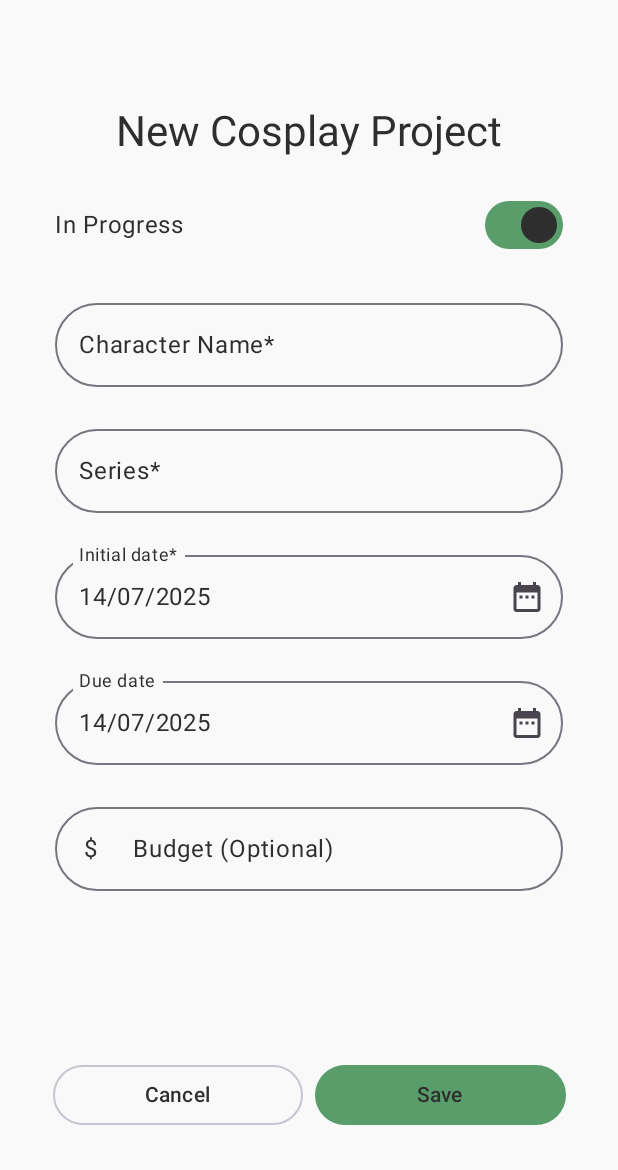
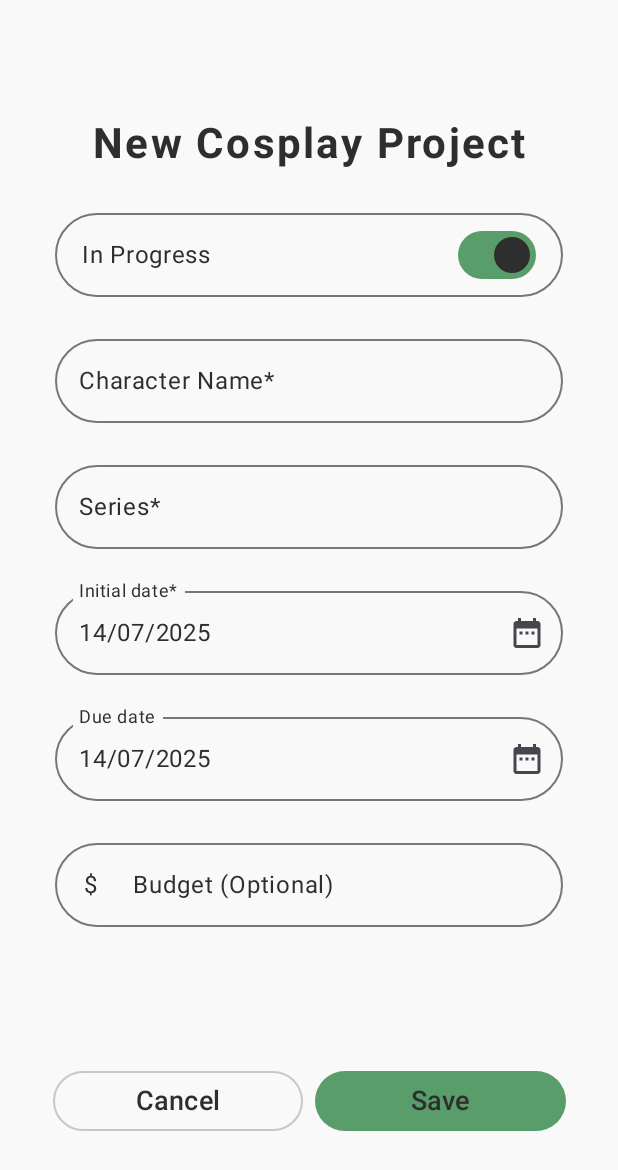
Before and after one commit to SebastianNowak01/ConQuest, an Android app built with Jetpack Compose: the NewCosplayScreen screen opened through its navigation route, on a phone screen of 412 x 824 dp. Shown: the top 1170 px of the screen. Run offline under Robolectric (Android 15) with nearby library versions, the phone set to English and light mode, and no system bars; our stand-ins replace Room's generated code.

Commit message:
5: add intial display of the list of cosplays, improve styling of new cosplay screen

```diff
--- a/app/src/main/java/com/example/conquest/screens/MainScreen.kt
+++ b/app/src/main/java/com/example/conquest/screens/MainScreen.kt
@@ -1,54 +1,62 @@
 package com.example.conquest.screens
 
-import androidx.compose.foundation.layout.Arrangement
-import androidx.compose.foundation.layout.Column
-import androidx.compose.foundation.layout.Spacer
-import androidx.compose.foundation.layout.fillMaxSize
-import androidx.compose.foundation.layout.fillMaxWidth
-import androidx.compose.foundation.layout.height
-import androidx.compose.material3.Button
+import androidx.compose.foundation.border
+import androidx.compose.foundation.layout.*
+import androidx.compose.foundation.lazy.LazyColumn
+import androidx.compose.foundation.lazy.itemsIndexed
+import androidx.compose.foundation.shape.RoundedCornerShape
+import androidx.compose.material3.Card
+import androidx.compose.material3.CardDefaults
+import androidx.compose.material3.MaterialTheme
 import androidx.compose.material3.Text
-import androidx.compose.material3.TextField
 import androidx.compose.runtime.Composable
+import androidx.compose.runtime.collectAsState
 import androidx.compose.runtime.getValue
-import androidx.compose.runtime.mutableStateOf
-import androidx.compose.runtime.remember
-import androidx.compose.runtime.setValue
-import androidx.compose.ui.Alignment
+import androidx.lifecycle.viewmodel.compose.viewModel
+import androidx.navigation.NavController
+import com.example.conquest.CosplayViewModel
+import kotlinx.serialization.Serializable
 import androidx.compose.ui.Modifier
 import androidx.compose.ui.unit.dp
-import androidx.navigation.NavController
-import kotlinx.serialization.Serializable
+import androidx.compose.ui.text.font.FontWeight
 
 @Serializable
 object MainScreen
 
 @Composable
 fun MainScreen(navController: NavController) {
-    var text by remember {
-        mutableStateOf("")
-    }
+    val cosplayViewModel: CosplayViewModel = viewModel()
+    val cosplays by cosplayViewModel.allCosplays.collectAsState()
 
-    Column(
-        modifier = Modifier.fillMaxSize(),
-        verticalArrangement = Arrangement.Center,
-        horizontalAlignment = Alignment.CenterHorizontally
+    LazyColumn(
+        modifier = Modifier
+            .fillMaxSize()
+            .padding(16.dp),
+        verticalArrangement = Arrangement.spacedBy(18.dp)
     ) {
-        TextField(value = text, onValueChange = {
-            text = it
-        },
-            modifier = Modifier.fillMaxWidth()
-        )
-        Spacer(modifier = Modifier.height(8.dp))
-        Button(onClick = {
-            navController.navigate(SettingsScreenParams(
-                name = text,
-                age = 25
-            ))
-        },
-            modifier = Modifier.align(Alignment.End)) {
-            Text(text = "To Detail Screen")
+        itemsIndexed(cosplays) { index, cosplay ->
+            Card(
+                modifier = Modifier.fillMaxWidth()
+                    .border(
+                        width = 1.dp,
+                        color = MaterialTheme.colorScheme.outline,
+                        shape = RoundedCornerShape(24.dp)
+                    ),
+                colors = CardDefaults.cardColors(containerColor = MaterialTheme.colorScheme.background),
+                elevation = CardDefaults.cardElevation(defaultElevation = 4.dp),
+                shape = RoundedCornerShape(32.dp)
+            ) {
+                Column(
+                    modifier = Modifier.padding(16.dp)
+                ) {
+                    Text(
+                        text = cosplay.name,
+                        style = MaterialTheme.typography.titleMedium,
+                        fontWeight = FontWeight.Bold,
+                        color = MaterialTheme.colorScheme.primary
+                    )
+                }
+            }
         }
-
     }
 }
--- a/app/src/main/java/com/example/conquest/screens/NewCosplayScreen.kt
+++ b/app/src/main/java/com/example/conquest/screens/NewCosplayScreen.kt
@@ -1,5 +1,6 @@
 package com.example.conquest.screens
 
+import androidx.compose.foundation.border
 import androidx.compose.foundation.layout.Arrangement
 import androidx.compose.foundation.layout.Column
 import androidx.compose.foundation.layout.fillMaxSize
@@ -24,6 +25,9 @@ import com.example.conquest.components.getCurrentDate
 import com.example.conquest.data.entity.Cosplay
 import androidx.compose.material3.SnackbarHost
 import androidx.compose.material3.SnackbarHostState
+import androidx.compose.ui.text.font.FontWeight
+import androidx.compose.ui.text.style.TextAlign
+import androidx.compose.ui.unit.sp
 import kotlinx.coroutines.launch
 
 @Serializable
@@ -56,16 +60,42 @@ fun NewCosplayScreen(
             horizontalAlignment = Alignment.CenterHorizontally
         ) {
             Text(
-                text = "New Cosplay Project", style = MaterialTheme.typography.headlineMedium
+                text = "New Cosplay Project",
+                style = MaterialTheme.typography.headlineMedium.copy(
+                    fontWeight = FontWeight.Bold,
+                    letterSpacing = 1.5.sp
+                ),
+                color = MaterialTheme.colorScheme.primary,
+                modifier = Modifier
+                    .padding(bottom = 8.dp, top = 8.dp)
+                    .fillMaxWidth(),
+                textAlign = TextAlign.Center
             )
 
+            Card(
+                modifier = Modifier
+                    .fillMaxWidth()
+                    .border(
+                        width = 1.dp,
+                        color = MaterialTheme.colorScheme.outline,
+                        shape = RoundedCornerShape(32.dp)
+                    ),
+                shape = RoundedCornerShape(32.dp),
+                colors = CardDefaults.cardColors(containerColor = MaterialTheme.colorScheme.background)
+            ) {
                 Row(
-                modifier = Modifier.fillMaxWidth(), verticalAlignment = Alignment.CenterVertically
+                    modifier = Modifier
+                        .fillMaxWidth()
+                        .padding(
+                            horizontal = 18.dp, vertical = 4.dp
+                        ),
+                    verticalAlignment = Alignment.CenterVertically,
+                    horizontalArrangement = Arrangement.SpaceBetween,
                 ) {
                     Text(
                         text = if (inProgress) "In Progress" else "Planned",
-                    modifier = Modifier.weight(1f)
                     )
+
                     Switch(
                         checked = inProgress,
                         onCheckedChange = { inProgress = it },
@@ -76,6 +106,7 @@ fun NewCosplayScreen(
                             uncheckedTrackColor = MaterialTheme.colorScheme.secondary
                         )
                     )
+                }
             }
 
             OutlinedTextField(
@@ -94,7 +125,6 @@ fun NewCosplayScreen(
                 modifier = Modifier.fillMaxWidth(),
                 singleLine = true,
                 shape = RoundedCornerShape(32.dp)
-
             )
 
             DatePickerFieldToModal(
@@ -125,9 +155,11 @@ fun NewCosplayScreen(
             horizontalArrangement = Arrangement.spacedBy(8.dp)
         ) {
             OutlinedButton(
-                onClick = { navController.popBackStack() }, modifier = Modifier.weight(1f)
+                onClick = { navController.popBackStack() }, modifier = Modifier.weight(1f).height(40.dp)
             ) {
-                Text("Cancel")
+                Text("Cancel",
+                    fontSize = 18.sp
+                )
             }
 
             Button(
@@ -152,12 +184,15 @@ fun NewCosplayScreen(
                             )
                         }
                     }
-                }, modifier = Modifier.weight(1f), colors = ButtonDefaults.buttonColors(
+                }, modifier = Modifier.weight(1f).height(40.dp), // Increase button height
+                    colors = ButtonDefaults.buttonColors(
                     containerColor = MaterialTheme.colorScheme.secondary,
                     contentColor = MaterialTheme.colorScheme.primary
                 )
             ) {
-                Text("Save")
+                Text("Save",
+                        fontSize = 18.sp
+                )
             }
         }
         SnackbarHost(
```
Lines whose indentation alone changed are shown as unchanged.
